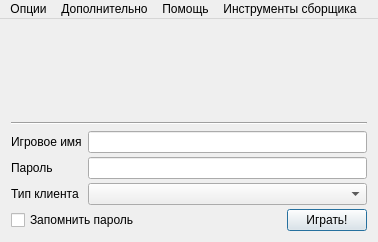
Above: launcherwindow.ui from dngulin/ttyhlauncher before the change. Below: the same form after it.
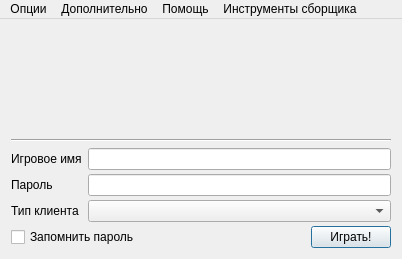
That is the form after the change. Icons and pictures are not drawn.

Commit message: more flexable mainwindow layout

Patch:
```diff
--- a/launcherwindow.ui
+++ b/launcherwindow.ui
@@ -6,10 +6,16 @@
    <rect>
     <x>0</x>
     <y>0</y>
-    <width>378</width>
-    <height>242</height>
+    <width>402</width>
+    <height>259</height>
    </rect>
   </property>
+  <property name="sizePolicy">
+   <sizepolicy hsizetype="Fixed" vsizetype="Fixed">
+    <horstretch>0</horstretch>
+    <verstretch>0</verstretch>
+   </sizepolicy>
+  </property>
   <property name="windowTitle">
    <string>Пусковая установка</string>
   </property>
@@ -20,14 +26,70 @@
   <widget class="QWidget" name="centralWidget">
    <layout class="QVBoxLayout" name="verticalLayout">
     <item>
-     <widget class="QLabel" name="logo">
-      <property name="text">
-       <string/>
+     <spacer name="verticalSpacer_2">
+      <property name="orientation">
+       <enum>Qt::Vertical</enum>
       </property>
-      <property name="pixmap">
-       <pixmap resource="resources.qrc">:/resources/logo.png</pixmap>
+      <property name="sizeHint" stdset="0">
+       <size>
+        <width>5</width>
+        <height>0</height>
+       </size>
       </property>
-     </widget>
+     </spacer>
+    </item>
+    <item>
+     <layout class="QHBoxLayout" name="horizontalLayout">
+      <item>
+       <spacer name="horizontalSpacer">
+        <property name="orientation">
+         <enum>Qt::Horizontal</enum>
+        </property>
+        <property name="sizeHint" stdset="0">
+         <size>
+          <width>5</width>
+          <height>5</height>
+         </size>
+        </property>
+       </spacer>
+      </item>
+      <item>
+       <widget class="QLabel" name="logo">
+        <property name="text">
+         <string/>
+        </property>
+        <property name="pixmap">
+         <pixmap resource="resources.qrc">:/resources/logo.png</pixmap>
+        </property>
+       </widget>
+      </item>
+      <item>
+       <spacer name="horizontalSpacer_2">
+        <property name="orientation">
+         <enum>Qt::Horizontal</enum>
+        </property>
+        <property name="sizeHint" stdset="0">
+         <size>
+          <width>5</width>
+          <height>5</height>
+         </size>
+        </property>
+       </spacer>
+      </item>
+     </layout>
+    </item>
+    <item>
+     <spacer name="verticalSpacer">
+      <property name="orientation">
+       <enum>Qt::Vertical</enum>
+      </property>
+      <property name="sizeHint" stdset="0">
+       <size>
+        <width>5</width>
+        <height>0</height>
+       </size>
+      </property>
+     </spacer>
     </item>
     <item>
      <widget class="Line" name="line">
@@ -121,7 +183,7 @@
     <rect>
      <x>0</x>
      <y>0</y>
-     <width>378</width>
+     <width>402</width>
      <height>18</height>
     </rect>
    </property>
```
